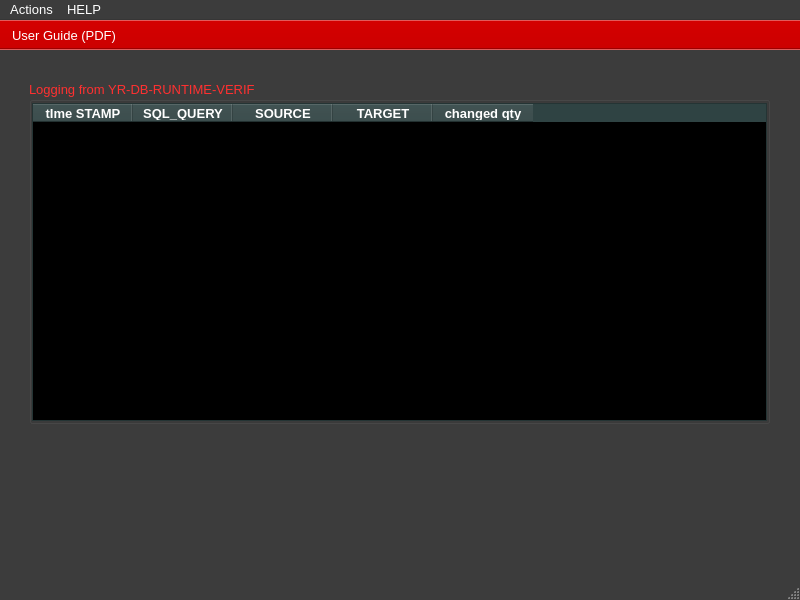
This is ui/yr-db-runtime-verif-main-window.ui in yerothd/yr-db-runtime-verif as Qt 5 draws it before an edit. The edited form follows.
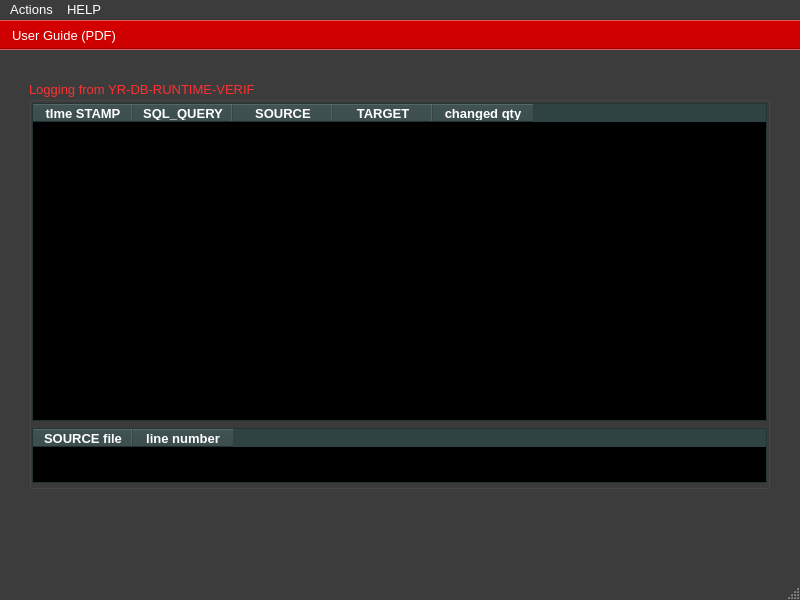
This is the edited form. Icons and pictures are not drawn. Custom widgets are drawn as their Qt base class.

Diff of the .ui file:
```diff
--- a/ui/yr-db-runtime-verif-main-window.ui
+++ b/ui/yr-db-runtime-verif-main-window.ui
@@ -482,7 +482,7 @@
       <x>29</x>
       <y>31</y>
       <width>741</width>
-      <height>343</height>
+      <height>408</height>
      </rect>
     </property>
     <property name="palette">
@@ -1177,6 +1177,555 @@
       </property>
      </column>
     </widget>
+    <widget class="YRDBRUNTIMEVERIF_TableWidget" name="tableWidget_LOGGING_2">
+     <property name="enabled">
+      <bool>true</bool>
+     </property>
+     <property name="geometry">
+      <rect>
+       <x>3</x>
+       <y>347</y>
+       <width>735</width>
+       <height>55</height>
+      </rect>
+     </property>
+     <property name="palette">
+      <palette>
+       <active>
+        <colorrole role="WindowText">
+         <brush brushstyle="SolidPattern">
+          <color alpha="255">
+           <red>255</red>
+           <green>255</green>
+           <blue>255</blue>
+          </color>
+         </brush>
+        </colorrole>
+        <colorrole role="Button">
+         <brush brushstyle="SolidPattern">
+          <color alpha="255">
+           <red>47</red>
+           <green>67</green>
+           <blue>67</blue>
+          </color>
+         </brush>
+        </colorrole>
+        <colorrole role="Light">
+         <brush brushstyle="SolidPattern">
+          <color alpha="255">
+           <red>70</red>
+           <green>100</green>
+           <blue>100</blue>
+          </color>
+         </brush>
+        </colorrole>
+        <colorrole role="Midlight">
+         <brush brushstyle="SolidPattern">
+          <color alpha="255">
+           <red>58</red>
+           <green>83</green>
+           <blue>83</blue>
+          </color>
+         </brush>
+        </colorrole>
+        <colorrole role="Dark">
+         <brush brushstyle="SolidPattern">
+          <color alpha="255">
+           <red>23</red>
+           <green>33</green>
+           <blue>33</blue>
+          </color>
+         </brush>
+        </colorrole>
+        <colorrole role="Mid">
+         <brush brushstyle="SolidPattern">
+          <color alpha="255">
+           <red>31</red>
+           <green>45</green>
+           <blue>45</blue>
+          </color>
+         </brush>
+        </colorrole>
+        <colorrole role="Text">
+         <brush brushstyle="SolidPattern">
+          <color alpha="255">
+           <red>255</red>
+           <green>255</green>
+           <blue>255</blue>
+          </color>
+         </brush>
+        </colorrole>
+        <colorrole role="BrightText">
+         <brush brushstyle="SolidPattern">
+          <color alpha="255">
+           <red>255</red>
+           <green>255</green>
+           <blue>255</blue>
+          </color>
+         </brush>
+        </colorrole>
+        <colorrole role="ButtonText">
+         <brush brushstyle="SolidPattern">
+          <color alpha="255">
+           <red>255</red>
+           <green>255</green>
+           <blue>255</blue>
+          </color>
+         </brush>
+        </colorrole>
+        <colorrole role="Base">
+         <brush brushstyle="SolidPattern">
+          <color alpha="255">
+           <red>0</red>
+           <green>0</green>
+           <blue>0</blue>
+          </color>
+         </brush>
+        </colorrole>
+        <colorrole role="Window">
+         <brush brushstyle="SolidPattern">
+          <color alpha="255">
+           <red>47</red>
+           <green>67</green>
+           <blue>67</blue>
+          </color>
+         </brush>
+        </colorrole>
+        <colorrole role="Shadow">
+         <brush brushstyle="SolidPattern">
+          <color alpha="255">
+           <red>0</red>
+           <green>0</green>
+           <blue>0</blue>
+          </color>
+         </brush>
+        </colorrole>
+        <colorrole role="Highlight">
+         <brush brushstyle="SolidPattern">
+          <color alpha="255">
+           <red>0</red>
+           <green>0</green>
+           <blue>0</blue>
+          </color>
+         </brush>
+        </colorrole>
+        <colorrole role="HighlightedText">
+         <brush brushstyle="SolidPattern">
+          <color alpha="255">
+           <red>204</red>
+           <green>0</green>
+           <blue>0</blue>
+          </color>
+         </brush>
+        </colorrole>
+        <colorrole role="AlternateBase">
+         <brush brushstyle="SolidPattern">
+          <color alpha="255">
+           <red>23</red>
+           <green>33</green>
+           <blue>33</blue>
+          </color>
+         </brush>
+        </colorrole>
+        <colorrole role="ToolTipBase">
+         <brush brushstyle="SolidPattern">
+          <color alpha="255">
+           <red>255</red>
+           <green>255</green>
+           <blue>220</blue>
+          </color>
+         </brush>
+        </colorrole>
+        <colorrole role="ToolTipText">
+         <brush brushstyle="SolidPattern">
+          <color alpha="255">
+           <red>0</red>
+           <green>0</green>
+           <blue>0</blue>
+          </color>
+         </brush>
+        </colorrole>
+        <colorrole role="PlaceholderText">
+         <brush brushstyle="SolidPattern">
+          <color alpha="128">
+           <red>255</red>
+           <green>255</green>
+           <blue>255</blue>
+          </color>
+         </brush>
+        </colorrole>
+       </active>
+       <inactive>
+        <colorrole role="WindowText">
+         <brush brushstyle="SolidPattern">
+          <color alpha="255">
+           <red>255</red>
+           <green>255</green>
+           <blue>255</blue>
+          </color>
+         </brush>
+        </colorrole>
+        <colorrole role="Button">
+         <brush brushstyle="SolidPattern">
+          <color alpha="255">
+           <red>47</red>
+           <green>67</green>
+           <blue>67</blue>
+          </color>
+         </brush>
+        </colorrole>
+        <colorrole role="Light">
+         <brush brushstyle="SolidPattern">
+          <color alpha="255">
+           <red>70</red>
+           <green>100</green>
+           <blue>100</blue>
+          </color>
+         </brush>
+        </colorrole>
+        <colorrole role="Midlight">
+         <brush brushstyle="SolidPattern">
+          <color alpha="255">
+           <red>58</red>
+           <green>83</green>
+           <blue>83</blue>
+          </color>
+         </brush>
+        </colorrole>
+        <colorrole role="Dark">
+         <brush brushstyle="SolidPattern">
+          <color alpha="255">
+           <red>23</red>
+           <green>33</green>
+           <blue>33</blue>
+          </color>
+         </brush>
+        </colorrole>
+        <colorrole role="Mid">
+         <brush brushstyle="SolidPattern">
+          <color alpha="255">
+           <red>31</red>
+           <green>45</green>
+           <blue>45</blue>
+          </color>
+         </brush>
+        </colorrole>
+        <colorrole role="Text">
+         <brush brushstyle="SolidPattern">
+          <color alpha="255">
+           <red>255</red>
+           <green>255</green>
+           <blue>255</blue>
+          </color>
+         </brush>
+        </colorrole>
+        <colorrole role="BrightText">
+         <brush brushstyle="SolidPattern">
+          <color alpha="255">
+           <red>255</red>
+           <green>255</green>
+           <blue>255</blue>
+          </color>
+         </brush>
+        </colorrole>
+        <colorrole role="ButtonText">
+         <brush brushstyle="SolidPattern">
+          <color alpha="255">
+           <red>255</red>
+           <green>255</green>
+           <blue>255</blue>
+          </color>
+         </brush>
+        </colorrole>
+        <colorrole role="Base">
+         <brush brushstyle="SolidPattern">
+          <color alpha="255">
+           <red>0</red>
+           <green>0</green>
+           <blue>0</blue>
+          </color>
+         </brush>
+        </colorrole>
+        <colorrole role="Window">
+         <brush brushstyle="SolidPattern">
+          <color alpha="255">
+           <red>47</red>
+           <green>67</green>
+           <blue>67</blue>
+          </color>
+         </brush>
+        </colorrole>
+        <colorrole role="Shadow">
+         <brush brushstyle="SolidPattern">
+          <color alpha="255">
+           <red>0</red>
+           <green>0</green>
+           <blue>0</blue>
+          </color>
+         </brush>
+        </colorrole>
+        <colorrole role="Highlight">
+         <brush brushstyle="SolidPattern">
+          <color alpha="255">
+           <red>0</red>
+           <green>0</green>
+           <blue>0</blue>
+          </color>
+         </brush>
+        </colorrole>
+        <colorrole role="HighlightedText">
+         <brush brushstyle="SolidPattern">
+          <color alpha="255">
+           <red>204</red>
+           <green>0</green>
+           <blue>0</blue>
+          </color>
+         </brush>
+        </colorrole>
+        <colorrole role="AlternateBase">
+         <brush brushstyle="SolidPattern">
+          <color alpha="255">
+           <red>23</red>
+           <green>33</green>
+           <blue>33</blue>
+          </color>
+         </brush>
+        </colorrole>
+        <colorrole role="ToolTipBase">
+         <brush brushstyle="SolidPattern">
+          <color alpha="255">
+           <red>255</red>
+           <green>255</green>
+           <blue>220</blue>
+          </color>
+         </brush>
+        </colorrole>
+        <colorrole role="ToolTipText">
+         <brush brushstyle="SolidPattern">
+          <color alpha="255">
+           <red>0</red>
+           <green>0</green>
+           <blue>0</blue>
+          </color>
+         </brush>
+        </colorrole>
+        <colorrole role="PlaceholderText">
+         <brush brushstyle="SolidPattern">
+          <color alpha="128">
+           <red>255</red>
+           <green>255</green>
+           <blue>255</blue>
+          </color>
+         </brush>
+        </colorrole>
+       </inactive>
+       <disabled>
+        <colorrole role="WindowText">
+         <brush brushstyle="SolidPattern">
+          <color alpha="255">
+           <red>23</red>
+           <green>33</green>
+           <blue>33</blue>
+          </color>
+         </brush>
+        </colorrole>
+        <colorrole role="Button">
+         <brush brushstyle="SolidPattern">
+          <color alpha="255">
+           <red>47</red>
+           <green>67</green>
+           <blue>67</blue>
+          </color>
+         </brush>
+        </colorrole>
+        <colorrole role="Light">
+         <brush brushstyle="SolidPattern">
+          <color alpha="255">
+           <red>70</red>
+           <green>100</green>
+           <blue>100</blue>
+          </color>
+         </brush>
+        </colorrole>
+        <colorrole role="Midlight">
+         <brush brushstyle="SolidPattern">
+          <color alpha="255">
+           <red>58</red>
+           <green>83</green>
+           <blue>83</blue>
+          </color>
+         </brush>
+        </colorrole>
+        <colorrole role="Dark">
+         <brush brushstyle="SolidPattern">
+          <color alpha="255">
+           <red>23</red>
+           <green>33</green>
+           <blue>33</blue>
+          </color>
+         </brush>
+        </colorrole>
+        <colorrole role="Mid">
+         <brush brushstyle="SolidPattern">
+          <color alpha="255">
+           <red>31</red>
+           <green>45</green>
+           <blue>45</blue>
+          </color>
+         </brush>
+        </colorrole>
+        <colorrole role="Text">
+         <brush brushstyle="SolidPattern">
+          <color alpha="255">
+           <red>23</red>
+           <green>33</green>
+           <blue>33</blue>
+          </color>
+         </brush>
+        </colorrole>
+        <colorrole role="BrightText">
+         <brush brushstyle="SolidPattern">
+          <color alpha="255">
+           <red>255</red>
+           <green>255</green>
+           <blue>255</blue>
+          </color>
+         </brush>
+        </colorrole>
+        <colorrole role="ButtonText">
+         <brush brushstyle="SolidPattern">
+          <color alpha="255">
+           <red>23</red>
+           <green>33</green>
+           <blue>33</blue>
+          </color>
+         </brush>
+        </colorrole>
+        <colorrole role="Base">
+         <brush brushstyle="SolidPattern">
+          <color alpha="255">
+           <red>47</red>
+           <green>67</green>
+           <blue>67</blue>
+          </color>
+         </brush>
+        </colorrole>
+        <colorrole role="Window">
+         <brush brushstyle="SolidPattern">
+          <color alpha="255">
+           <red>47</red>
+           <green>67</green>
+           <blue>67</blue>
+          </color>
+         </brush>
+        </colorrole>
+        <colorrole role="Shadow">
+         <brush brushstyle="SolidPattern">
+          <color alpha="255">
+           <red>0</red>
+           <green>0</green>
+           <blue>0</blue>
+          </color>
+         </brush>
+        </colorrole>
+        <colorrole role="Highlight">
+         <brush brushstyle="SolidPattern">
+          <color alpha="255">
+           <red>145</red>
+           <green>145</green>
+           <blue>145</blue>
+          </color>
+         </brush>
+        </colorrole>
+        <colorrole role="HighlightedText">
+         <brush brushstyle="SolidPattern">
+          <color alpha="255">
+           <red>204</red>
+           <green>0</green>
+           <blue>0</blue>
+          </color>
+         </brush>
+        </colorrole>
+        <colorrole role="AlternateBase">
+         <brush brushstyle="SolidPattern">
+          <color alpha="255">
+           <red>47</red>
+           <green>67</green>
+           <blue>67</blue>
+          </color>
+         </brush>
+        </colorrole>
+        <colorrole role="ToolTipBase">
+         <brush brushstyle="SolidPattern">
+          <color alpha="255">
+           <red>255</red>
+           <green>255</green>
+           <blue>220</blue>
+          </color>
+         </brush>
+        </colorrole>
+        <colorrole role="ToolTipText">
+         <brush brushstyle="SolidPattern">
+          <color alpha="255">
+           <red>0</red>
+           <green>0</green>
+           <blue>0</blue>
+          </color>
+         </brush>
+        </colorrole>
+        <colorrole role="PlaceholderText">
+         <brush brushstyle="SolidPattern">
+          <color alpha="128">
+           <red>255</red>
+           <green>255</green>
+           <blue>255</blue>
+          </color>
+         </brush>
+        </colorrole>
+       </disabled>
+      </palette>
+     </property>
+     <property name="editTriggers">
+      <set>QAbstractItemView::NoEditTriggers</set>
+     </property>
+     <property name="selectionBehavior">
+      <enum>QAbstractItemView::SelectRows</enum>
+     </property>
+     <property name="showGrid">
+      <bool>true</bool>
+     </property>
+     <property name="cornerButtonEnabled">
+      <bool>true</bool>
+     </property>
+     <column>
+      <property name="text">
+       <string>SOURCE file</string>
+      </property>
+      <property name="font">
+       <font>
+        <weight>75</weight>
+        <bold>true</bold>
+       </font>
+      </property>
+      <property name="textAlignment">
+       <set>AlignCenter</set>
+      </property>
+     </column>
+     <column>
+      <property name="text">
+       <string>line number</string>
+      </property>
+      <property name="font">
+       <font>
+        <weight>75</weight>
+        <bold>true</bold>
+       </font>
+      </property>
+      <property name="textAlignment">
+       <set>AlignCenter</set>
+      </property>
+     </column>
+    </widget>
    </widget>
   </widget>
   <widget class="QMenuBar" name="menubar_mainWindow">
```
